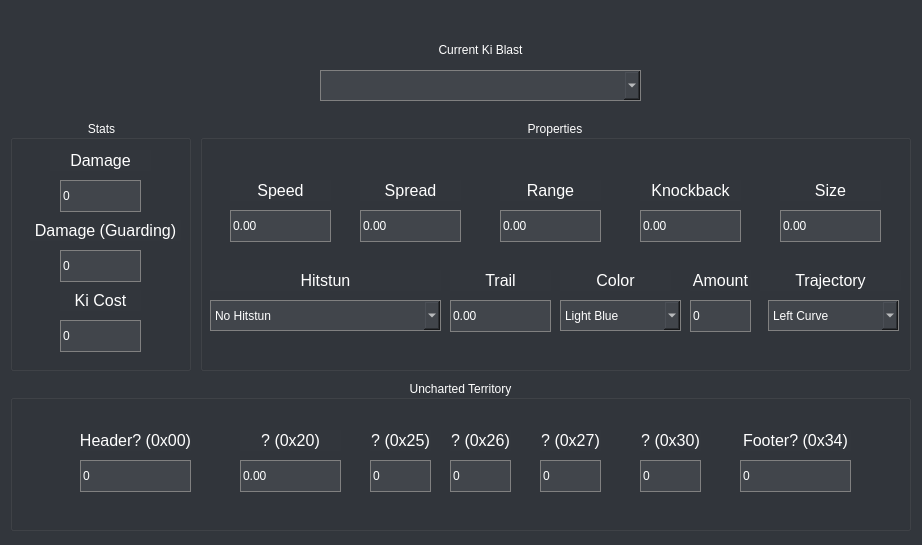
Before: the Qt Designer form src/ui/paramSections/kiframe.ui in jagger1407/NeoStudio, drawn with Qt 5.
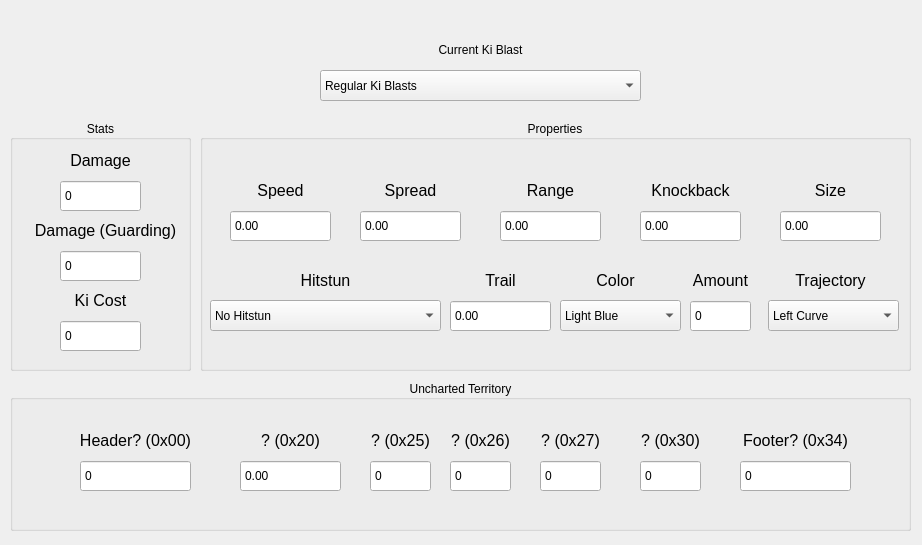
After: the same form once the commit is applied.

What changed in the file:
```diff
--- a/src/ui/paramSections/kiframe.ui
+++ b/src/ui/paramSections/kiframe.ui
@@ -14,7 +14,7 @@
    <string>Frame</string>
   </property>
   <property name="styleSheet">
-   <string notr="true">background:rgb(50, 54, 60); color: white</string>
+   <string notr="true"/>
   </property>
   <widget class="QGroupBox" name="StatGroupBox">
    <property name="geometry">
@@ -68,7 +68,7 @@
      </rect>
     </property>
     <property name="styleSheet">
-     <string notr="true">background-color:rgb(65,69,75);color:white;border: 1 solid grey;</string>
+     <string notr="true"/>
     </property>
     <property name="buttonSymbols">
      <enum>QAbstractSpinBox::NoButtons</enum>
@@ -93,7 +93,7 @@
      </rect>
     </property>
     <property name="styleSheet">
-     <string notr="true">background-color:rgb(65,69,75);color:white;border: 1 solid grey;</string>
+     <string notr="true"/>
     </property>
     <property name="buttonSymbols">
      <enum>QAbstractSpinBox::NoButtons</enum>
@@ -142,7 +142,7 @@
      </rect>
     </property>
     <property name="styleSheet">
-     <string notr="true">background-color:rgb(65,69,75);color:white;border: 1 solid grey;</string>
+     <string notr="true"/>
     </property>
     <property name="buttonSymbols">
      <enum>QAbstractSpinBox::NoButtons</enum>
@@ -192,10 +192,10 @@
     </rect>
    </property>
    <property name="styleSheet">
-    <string notr="true">background-color:rgb(65,69,75); color:white;border: 1 solid grey;</string>
+    <string notr="true"/>
    </property>
    <property name="currentIndex">
-    <number>-1</number>
+    <number>0</number>
    </property>
    <item>
     <property name="text">
@@ -312,7 +312,7 @@
      </rect>
     </property>
     <property name="styleSheet">
-     <string notr="true">background-color:rgb(65,69,75);color:white;border: 1 solid grey;</string>
+     <string notr="true"/>
     </property>
     <property name="buttonSymbols">
      <enum>QAbstractSpinBox::NoButtons</enum>
@@ -361,7 +361,7 @@
      </rect>
     </property>
     <property name="styleSheet">
-     <string notr="true">background-color:rgb(65,69,75);color:white;border: 1 solid grey;</string>
+     <string notr="true"/>
     </property>
     <property name="buttonSymbols">
      <enum>QAbstractSpinBox::NoButtons</enum>
@@ -408,7 +408,7 @@
      </rect>
     </property>
     <property name="styleSheet">
-     <string notr="true">background-color:rgb(65,69,75);color:white;border: 1 solid grey;</string>
+     <string notr="true"/>
     </property>
     <property name="buttonSymbols">
      <enum>QAbstractSpinBox::NoButtons</enum>
@@ -479,7 +479,7 @@
      </rect>
     </property>
     <property name="styleSheet">
-     <string notr="true">background-color:rgb(65,69,75);color:white;border: 1 solid grey;</string>
+     <string notr="true"/>
     </property>
     <property name="buttonSymbols">
      <enum>QAbstractSpinBox::NoButtons</enum>
@@ -525,7 +525,7 @@
      </rect>
     </property>
     <property name="styleSheet">
-     <string notr="true">background-color:rgb(65,69,75); color:white;border: 1 solid grey;</string>
+     <string notr="true"/>
     </property>
     <property name="currentIndex">
      <number>0</number>
@@ -741,7 +741,7 @@
      </rect>
     </property>
     <property name="styleSheet">
-     <string notr="true">background-color:rgb(65,69,75);color:white;border: 1 solid grey;</string>
+     <string notr="true"/>
     </property>
     <property name="buttonSymbols">
      <enum>QAbstractSpinBox::NoButtons</enum>
@@ -812,7 +812,7 @@
      </rect>
     </property>
     <property name="styleSheet">
-     <string notr="true">background-color:rgb(65,69,75);color:white;border: 1 solid grey;</string>
+     <string notr="true"/>
     </property>
     <property name="buttonSymbols">
      <enum>QAbstractSpinBox::NoButtons</enum>
@@ -834,7 +834,7 @@
      </rect>
     </property>
     <property name="styleSheet">
-     <string notr="true">background-color:rgb(65,69,75); color:white;border: 1 solid grey;</string>
+     <string notr="true"/>
     </property>
     <property name="currentIndex">
      <number>5</number>
@@ -948,7 +948,7 @@
      </rect>
     </property>
     <property name="styleSheet">
-     <string notr="true">background-color:rgb(65,69,75);color:white;border: 1 solid grey;</string>
+     <string notr="true"/>
     </property>
     <property name="buttonSymbols">
      <enum>QAbstractSpinBox::NoButtons</enum>
@@ -973,7 +973,7 @@
      </rect>
     </property>
     <property name="styleSheet">
-     <string notr="true">background-color:rgb(65,69,75); color:white;border: 1 solid grey;</string>
+     <string notr="true"/>
     </property>
     <property name="currentIndex">
      <number>4</number>
@@ -1089,7 +1089,7 @@
      </rect>
     </property>
     <property name="styleSheet">
-     <string notr="true">background-color:rgb(65,69,75);color:white;border: 1 solid grey;</string>
+     <string notr="true"/>
     </property>
     <property name="buttonSymbols">
      <enum>QAbstractSpinBox::NoButtons</enum>
@@ -1111,7 +1111,7 @@
      </rect>
     </property>
     <property name="styleSheet">
-     <string notr="true">background-color:rgb(65,69,75);color:white;border: 1 solid grey;</string>
+     <string notr="true"/>
     </property>
     <property name="buttonSymbols">
      <enum>QAbstractSpinBox::NoButtons</enum>
@@ -1161,7 +1161,7 @@
      </rect>
     </property>
     <property name="styleSheet">
-     <string notr="true">background-color:rgb(65,69,75);color:white;border: 1 solid grey;</string>
+     <string notr="true"/>
     </property>
     <property name="buttonSymbols">
      <enum>QAbstractSpinBox::NoButtons</enum>
@@ -1211,7 +1211,7 @@
      </rect>
     </property>
     <property name="styleSheet">
-     <string notr="true">background-color:rgb(65,69,75);color:white;border: 1 solid grey;</string>
+     <string notr="true"/>
     </property>
     <property name="buttonSymbols">
      <enum>QAbstractSpinBox::NoButtons</enum>
@@ -1261,7 +1261,7 @@
      </rect>
     </property>
     <property name="styleSheet">
-     <string notr="true">background-color:rgb(65,69,75);color:white;border: 1 solid grey;</string>
+     <string notr="true"/>
     </property>
     <property name="buttonSymbols">
      <enum>QAbstractSpinBox::NoButtons</enum>
@@ -1311,7 +1311,7 @@
      </rect>
     </property>
     <property name="styleSheet">
-     <string notr="true">background-color:rgb(65,69,75);color:white;border: 1 solid grey;</string>
+     <string notr="true"/>
     </property>
     <property name="buttonSymbols">
      <enum>QAbstractSpinBox::NoButtons</enum>
@@ -1361,7 +1361,7 @@
      </rect>
     </property>
     <property name="styleSheet">
-     <string notr="true">background-color:rgb(65,69,75);color:white;border: 1 solid grey;</string>
+     <string notr="true"/>
     </property>
     <property name="buttonSymbols">
      <enum>QAbstractSpinBox::NoButtons</enum>
```
